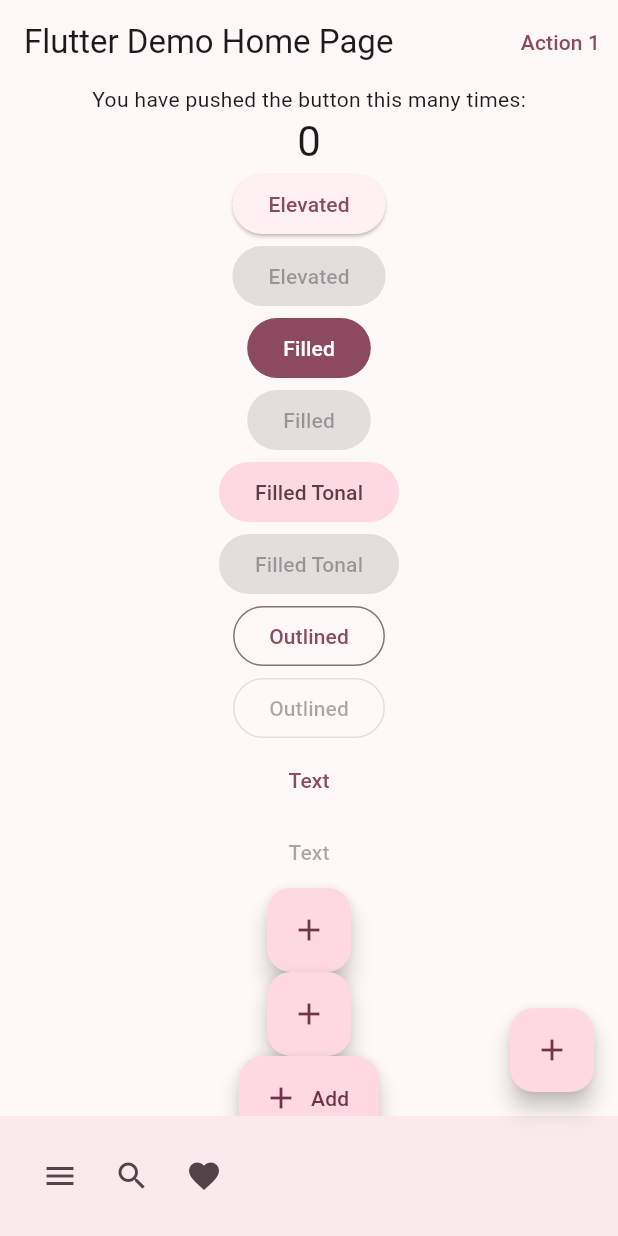
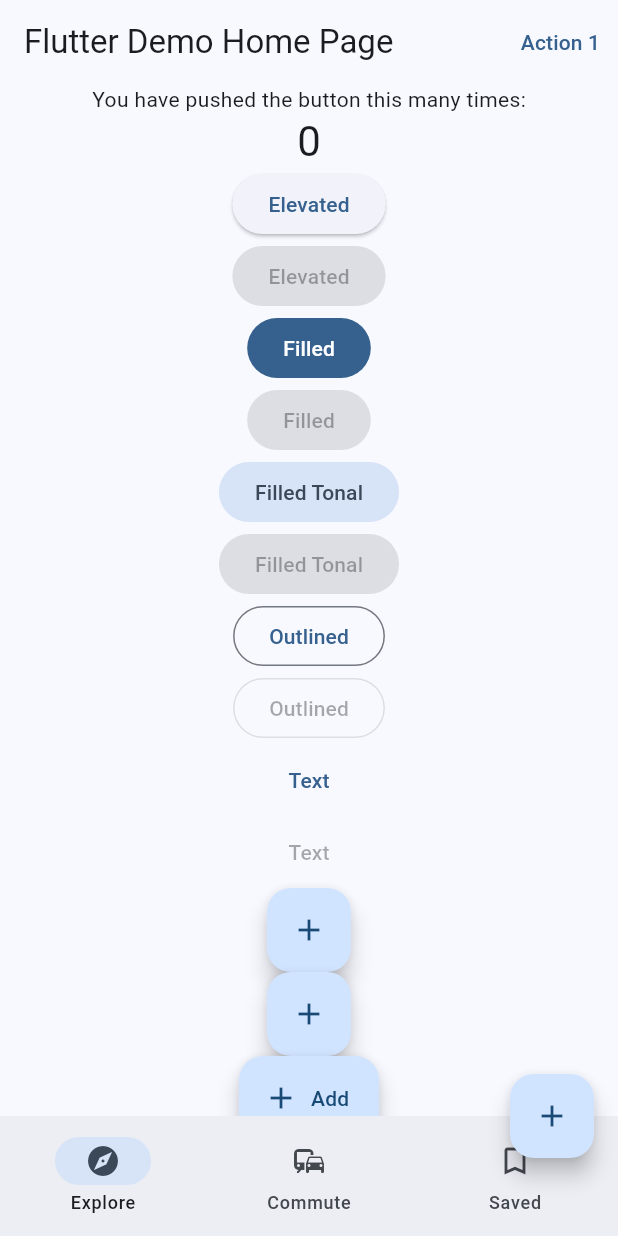
Before and after one commit to AshnahKhalidKhan/Flutter-Final-Project, a Flutter app: the screen it shows after launch, on a phone screen of 412 x 824 dp. Run offline on Flutter 3.47's test engine with Material 2 defaults, Android fonts, the phone set to English and light mode, and no system bars.

Commit message:
Still experimenting with themes

```diff
--- a/flutter_final_project/lib/main.dart
+++ b/flutter_final_project/lib/main.dart
@@ -69,7 +69,7 @@ class MyApp extends StatelessWidget
           // TextStyle? titleTextStyle,
           // SystemUiOverlayStyle? systemOverlayStyle,
         ),
-        colorScheme: ColorScheme.fromSeed(seedColor: Colors.black),
+        colorScheme: ColorScheme.fromSeed(seedColor: Colors.blue),
         // bool? applyElevationOverlayColor,
         // NoDefaultCupertinoThemeData? cupertinoOverrideTheme,
         // Iterable<ThemeExtension<dynamic>>? extensions,
@@ -211,32 +211,62 @@ class _MyHomePageState extends State<MyHomePage>
           ),
         ]
       ),
-      bottomNavigationBar: BottomAppBar
+      floatingActionButton: FloatingActionButton
       (
-        child: Row
+        onPressed: _incrementCounter,
+        tooltip: 'Increment',
+        child: const Icon(Icons.add),
+      ),
+      floatingActionButtonLocation: FloatingActionButtonLocation.endDocked,
+      // bottomNavigationBar: BottomAppBar
+      // (
+      //   shape: CircularNotchedRectangle(),
+      //   child: Row
+      //   (
+      //     children: <Widget>
+      //     [
+      //       IconButton
+      //       (
+      //         tooltip: 'Open navigation menu',
+      //         icon: const Icon(Icons.menu),
+      //         onPressed: () {},
+      //       ),
+      //       IconButton
+      //       (
+      //         tooltip: 'Search',
+      //         icon: const Icon(Icons.search),
+      //         onPressed: () {},
+      //       ),
+      //       IconButton
+      //       (
+      //         tooltip: 'Favorite',
+      //         icon: const Icon(Icons.favorite),
+      //         onPressed: () {},
+      //       ),
+      //     ],
+      //   ),
+      // ),
+      bottomNavigationBar: NavigationBar
       (
-          children: <Widget>
+        destinations: const <Widget>
         [
-            IconButton
+          NavigationDestination
           (
-              tooltip: 'Open navigation menu',
-              icon: const Icon(Icons.menu),
-              onPressed: () {},
+            icon: Icon(Icons.explore),
+            label: 'Explore',
           ),
-            IconButton
+          NavigationDestination
           (
-              tooltip: 'Search',
-              icon: const Icon(Icons.search),
-              onPressed: () {},
+            icon: Icon(Icons.commute),
+            label: 'Commute',
           ),
-            IconButton
+          NavigationDestination
           (
-              tooltip: 'Favorite',
-              icon: const Icon(Icons.favorite),
-              onPressed: () {},
+            selectedIcon: Icon(Icons.bookmark),
+            icon: Icon(Icons.bookmark_border),
+            label: 'Saved',
           ),
         ],
-        ),
       ),
       body: Center
       (
@@ -247,6 +277,51 @@ class _MyHomePageState extends State<MyHomePage>
             mainAxisAlignment: MainAxisAlignment.start,
             children: <Widget>
             [
+              // child: Row
+              // (
+              //   children: <Widget>
+              //   [
+              //     NavigationRail
+              //     (
+              //       selectedIndex: 0,
+              //       groupAlignment: -1.0,
+              //       labelType: NavigationRailLabelType.all,
+              //       leading: FloatingActionButton
+              //       (
+              //         elevation: 0,
+              //         onPressed: () {},
+              //         child: const Icon(Icons.add),
+              //       ),
+              //       trailing: IconButton
+              //       (
+              //         onPressed: () {},
+              //         icon: const Icon(Icons.more_horiz_rounded),
+              //       ),
+              //       destinations: const <NavigationRailDestination>
+              //       [
+              //         NavigationRailDestination
+              //         (
+              //           icon: Icon(Icons.favorite_border),
+              //           selectedIcon: Icon(Icons.favorite),
+              //           label: Text('First'),
+              //         ),
+              //         NavigationRailDestination
+              //         (
+              //           icon: Icon(Icons.bookmark_border),
+              //           selectedIcon: Icon(Icons.book),
+              //           label: Text('Second'),
+              //         ),
+              //         NavigationRailDestination
+              //         (
+              //           icon: Icon(Icons.star_border),
+              //           selectedIcon: Icon(Icons.star),
+              //           label: Text('Third'),
+              //         ),
+              //       ],
+              //     ),
+              //     const VerticalDivider(thickness: 1, width: 1),
+              //   ]
+              // ),
               const Text
               (
                 'You have pushed the button this many times:',
@@ -630,12 +705,6 @@ class _MyHomePageState extends State<MyHomePage>
           ),
         ),
       ),
-      floatingActionButton: FloatingActionButton
-      (
-        onPressed: _incrementCounter,
-        tooltip: 'Increment',
-        child: const Icon(Icons.add),
-      ),
     );
   }
 }
```
Lines whose indentation alone changed are shown as unchanged.
